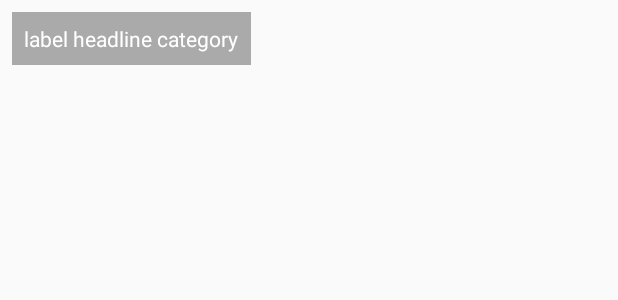
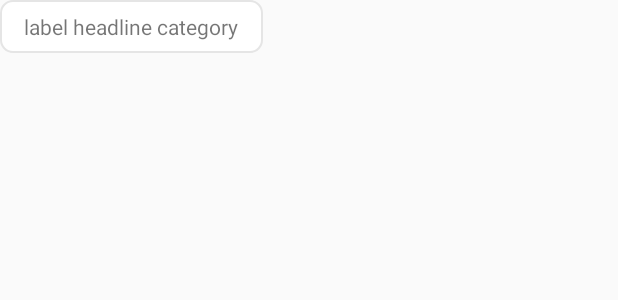
Before and after one commit to shantudas/android-architecture-components-mvvm-retrofit-kotlin, an Android app: the layout each_row_headline_category.xml on its own in the app's theme, with its tools: preview values and no code run, on a phone screen of 412 x 824 dp. Shown: the top 300 px of the screen. Run offline under Robolectric (Android 15) with nearby library versions, the phone set to English and light mode, and no system bars.

Commit message:
headline page ui updated

```diff
--- /dev/null
+++ b/app/src/main/res/drawable/bg_stroke_ash.xml
@@ -0,0 +1,8 @@
+<?xml version="1.0" encoding="utf-8"?>
+<shape xmlns:android="http://schemas.android.com/apk/res/android">
+    <stroke
+        android:width="1dp"
+        android:color="@color/ash" />
+    <corners android:radius="8dp" />
+    <solid android:color="@color/white" />
+</shape>
--- a/app/src/main/res/layout/each_row_headline_category.xml
+++ b/app/src/main/res/layout/each_row_headline_category.xml
@@ -1,12 +1,13 @@
 <?xml version="1.0" encoding="utf-8"?>
 <TextView xmlns:android="http://schemas.android.com/apk/res/android"
+    android:id="@+id/tvCategory"
     android:layout_width="wrap_content"
     android:layout_height="wrap_content"
-    android:background="@android:color/darker_gray"
+    android:layout_marginEnd="8dp"
+    android:background="@drawable/bg_stroke_ash"
     android:padding="8dp"
-    android:layout_margin="8dp"
-    android:id="@+id/tvCategory"
-    android:text="label headline category"
-    android:textColor="@android:color/white">
+    android:paddingStart="16dp"
+    android:paddingEnd="16dp"
+    android:text="label headline category">
 
 </TextView>
--- a/app/src/main/res/values/colors.xml
+++ b/app/src/main/res/values/colors.xml
@@ -3,4 +3,8 @@
     <color name="colorPrimary">#6200EE</color>
     <color name="colorPrimaryDark">#3700B3</color>
     <color name="colorAccent">#03DAC5</color>
+
+    <color name="black">#000000</color>
+    <color name="white">#FFFFFF</color>
+    <color name="ash">#E5E5E5</color>
 </resources>
--- a/app/src/main/res/values/strings.xml
+++ b/app/src/main/res/values/strings.xml
@@ -6,4 +6,10 @@
     <string name="title_home">Home</string>
     <string name="title_headlines">Headlines</string>
     <string name="title_interests">Interests</string>
+
+
+    <!-- headline page -->
+    <string name="title_section_categories">Categories</string>
+    <string name="title_section_categories_clear">Clear</string>
+    <string name="title_section_headlines">Headlines</string>
 </resources>
```
Also changed, not shown: app/build.gradle (+6 -1 lines), app/src/main/java/com/example/aac_mvvm_retrofit_kotlin/ui/headlines/HeadlineFragment.kt (+26 -14 lines), app/src/main/res/layout/each_row_headlines.xml (+14 -25 lines), app/src/main/res/layout/fragment_headlines.xml (+76 -4 lines).
